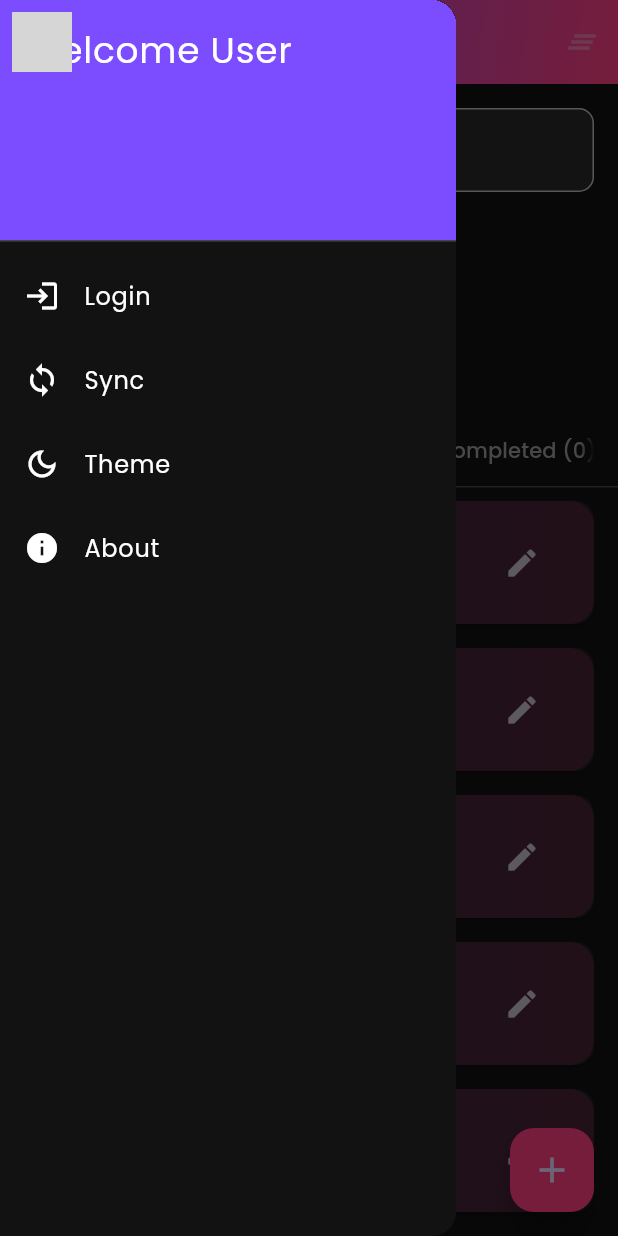
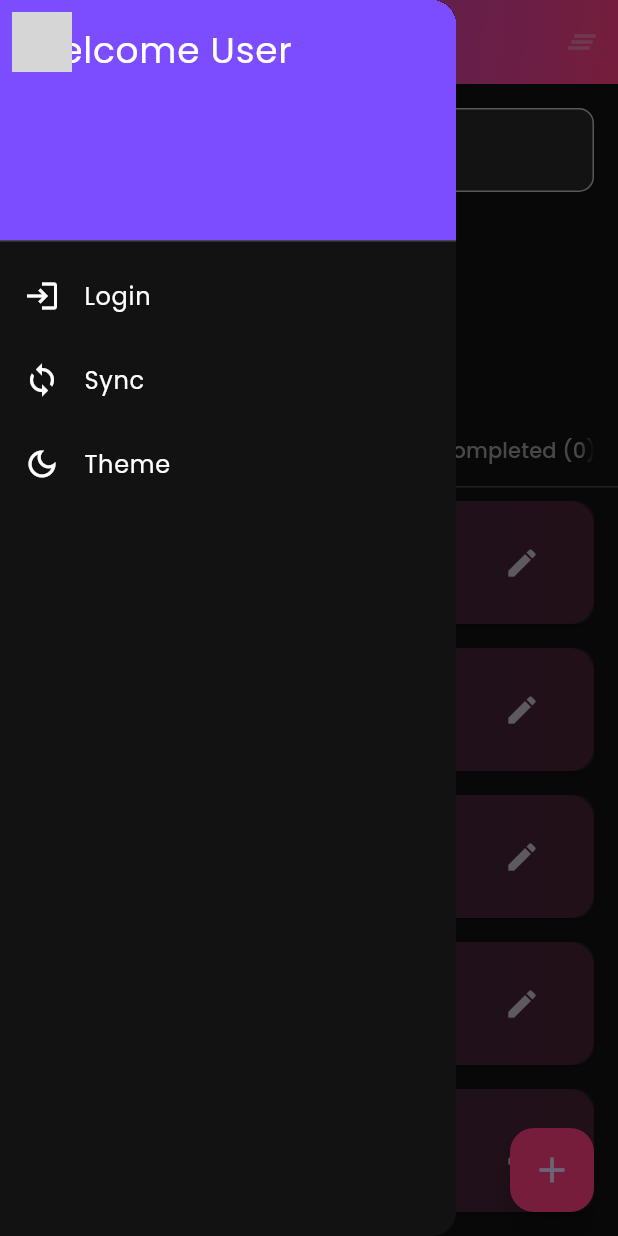
Before and after one commit to dhyeyfarasram/Todo_app, a Flutter app: the screen it shows after launch, with the side drawer open, on a phone screen of 412 x 824 dp. Run offline on Flutter 3.47's test engine with Material 3 defaults, Android fonts, the phone set to English and light mode, and no system bars; our stand-ins replace google_fonts, google_sign_in, googleapis_auth; missing offline and left inert: googleapis; network calls fail; grey boxes are pictures that could not be loaded.

Commit message:
flies to ignore

```diff
--- a/lib/main.dart
+++ b/lib/main.dart
@@ -450,13 +450,6 @@ drawer: FutureBuilder<GoogleSignInAccount?>(
                       ? ThemeMode.light
                       : ThemeMode.dark;
               Navigator.pop(context);
-            },
-          ),
-          ListTile(
-            leading: Icon(Icons.info, color: isDark ? Colors.white : Colors.black),
-            title: Text('About', style: TextStyle(color: isDark ? Colors.white : Colors.black)),
-            onTap: () {
-              // Handle about tap
             },
           ),
         ],
```
Also changed, not shown: 1 other file.
